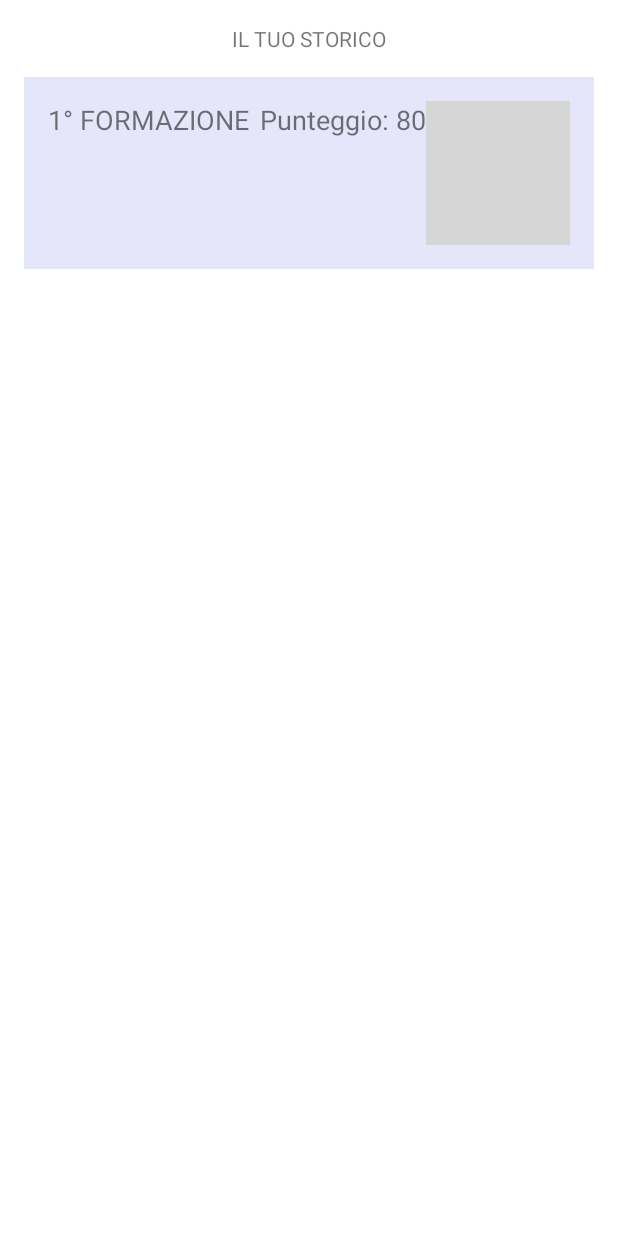
After one commit to jtarulli/ProgettoPMobile, an Android app: the layout activity_storico.xml on its own in the app's theme, with its tools: preview values and no code run, on a phone screen of 412 x 824 dp. The commit adds this screen. Run offline under Robolectric (Android 15) with nearby library versions, the phone set to English and light mode, and no system bars; grey boxes are pictures that could not be loaded.

Commit message:
Creati i primi activity

```diff
--- a/app/src/main/java/com/example/progettopm/MainActivity2.kt
+++ b/app/src/main/java/com/example/progettopm/ClassificaActivity.kt
@@ -3,7 +3,7 @@ package com.example.progettopm
 import androidx.appcompat.app.AppCompatActivity
 import android.os.Bundle
 
-class MainActivity2 : AppCompatActivity() {
+class ClassificaActivity : AppCompatActivity() {
     override fun onCreate(savedInstanceState: Bundle?) {
         super.onCreate(savedInstanceState)
         setContentView(R.layout.activity_main)
--- /dev/null
+++ b/app/src/main/res/layout/activity_storico.xml
@@ -0,0 +1,134 @@
+<?xml version="1.0" encoding="utf-8"?>
+<RelativeLayout xmlns:android="http://schemas.android.com/apk/res/android"
+    android:layout_width="match_parent"
+    android:layout_height="match_parent">
+
+    <!-- Titolo "IL TUO STORICO" -->
+    <TextView
+        android:id="@+id/textViewTitolo"
+        android:layout_width="wrap_content"
+        android:layout_height="wrap_content"
+        android:text="IL TUO STORICO"
+        android:layout_centerHorizontal="true"
+        android:layout_marginTop="16dp" />
+
+    <!-- Box a scorrimento per le formazioni -->
+    <ScrollView
+        android:layout_width="match_parent"
+        android:layout_height="match_parent"
+        android:layout_below="@id/textViewTitolo"
+        android:layout_margin="16dp">
+
+        <LinearLayout
+            android:layout_width="match_parent"
+            android:layout_height="wrap_content"
+            android:orientation="vertical">
+
+            <!-- Box per la 1° FORMAZIONE -->
+            <LinearLayout
+                android:layout_width="match_parent"
+                android:layout_height="wrap_content"
+                android:orientation="horizontal"
+                android:background="#E6E6FA"
+            android:padding="16dp"
+            android:layout_marginBottom="8dp">
+
+            <TextView
+                android:layout_width="0dp"
+                android:layout_weight="1"
+                android:layout_height="wrap_content"
+                android:text="1° FORMAZIONE"
+                android:textSize="18sp" />
+
+            <TextView
+                android:layout_width="wrap_content"
+                android:layout_height="wrap_content"
+                android:text="Punteggio: 80"
+                android:textSize="18sp" />
+
+            <ImageView
+                android:id="@+id/imageViewArrow1"
+                android:layout_width="wrap_content"
+                android:layout_height="wrap_content"
+                android:src="@drawable/ic_arrow_down"
+                android:onClick="onArrowClick" />
+
+        </LinearLayout>
+
+        <!-- Box a tendina per i calciatori della 1° FORMAZIONE -->
+        <LinearLayout
+            android:id="@+id/linearLayoutCalciatori1"
+            android:layout_width="match_parent"
+            android:layout_height="wrap_content"
+            android:orientation="vertical"
+            android:visibility="gone"
+            android:paddingStart="16dp"
+            android:paddingEnd="16dp"
+            android:paddingBottom="8dp">
+
+            <!-- Dettagli calciatore 1 -->
+            <LinearLayout
+                android:layout_width="match_parent"
+                android:layout_height="wrap_content"
+                android:orientation="horizontal"
+                android:padding="8dp">
+
+                <!-- Immagine calciatore -->
+                <ImageView
+                    android:layout_width="50dp"
+                    android:layout_height="50dp"
+                    android:src="@drawable/foto_calciatore" />
+
+                <!-- Altri dettagli calciatore -->
+                <LinearLayout
+                    android:layout_width="0dp"
+                    android:layout_weight="1"
+                    android:layout_height="wrap_content"
+                    android:orientation="vertical"
+                    android:paddingStart="8dp">
+
+                    <TextView
+                        android:layout_width="wrap_content"
+                        android:layout_height="wrap_content"
+                        android:text="Nome Cognome"
+                        android:textSize="16sp" />
+
+                    <TextView
+                        android:layout_width="wrap_content"
+                        android:layout_height="wrap_content"
+                        android:text="Squadra"
+                        android:textSize="14sp" />
+
+                    <TextView
+                        android:layout_width="wrap_content"
+                        android:layout_height="wrap_content"
+                        android:text="Ruolo"
+                        android:textSize="14sp" />
+
+                    <TextView
+                        android:layout_width="wrap_content"
+                        android:layout_height="wrap_content"
+                        android:text="Punteggio: 8"
+                        android:textSize="14sp" />
+
+                    <ImageView
+                        android:layout_width="wrap_content"
+                        android:layout_height="wrap_content"
+                        android:src="@drawable/ic_arrow_up"
+                        android:onClick="onArrowClick" />
+
+                </LinearLayout>
+
+            </LinearLayout>
+
+            <!-- Dettagli calciatore 2, 3, 4, 5... -->
+
+        </LinearLayout>
+
+        <!-- Altri box per le formazioni 2°, 3°, ecc. -->
+
+    </LinearLayout>
+
+</ScrollView>
+
+    </RelativeLayout>
```
Also changed, not shown: app/src/main/java/com/example/progettopm/HomeActivity.kt (added, +40 -0 lines), app/src/main/java/com/example/progettopm/StoricoActivity.kt (added, +29 -0 lines), app/src/main/res/layout/activity_home.xml (added, +46 -0 lines).
